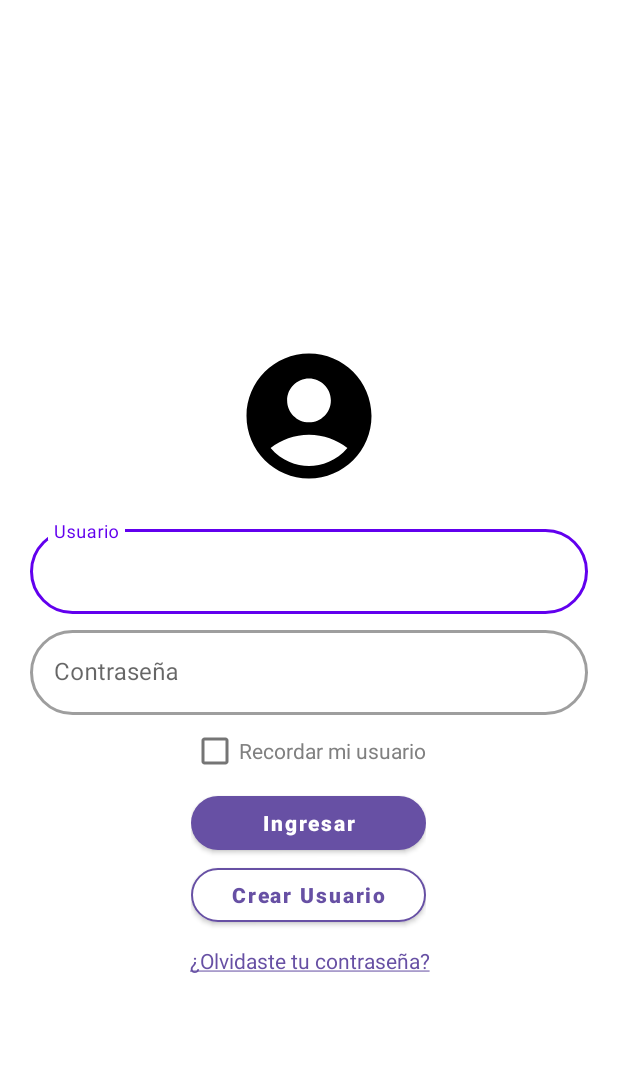
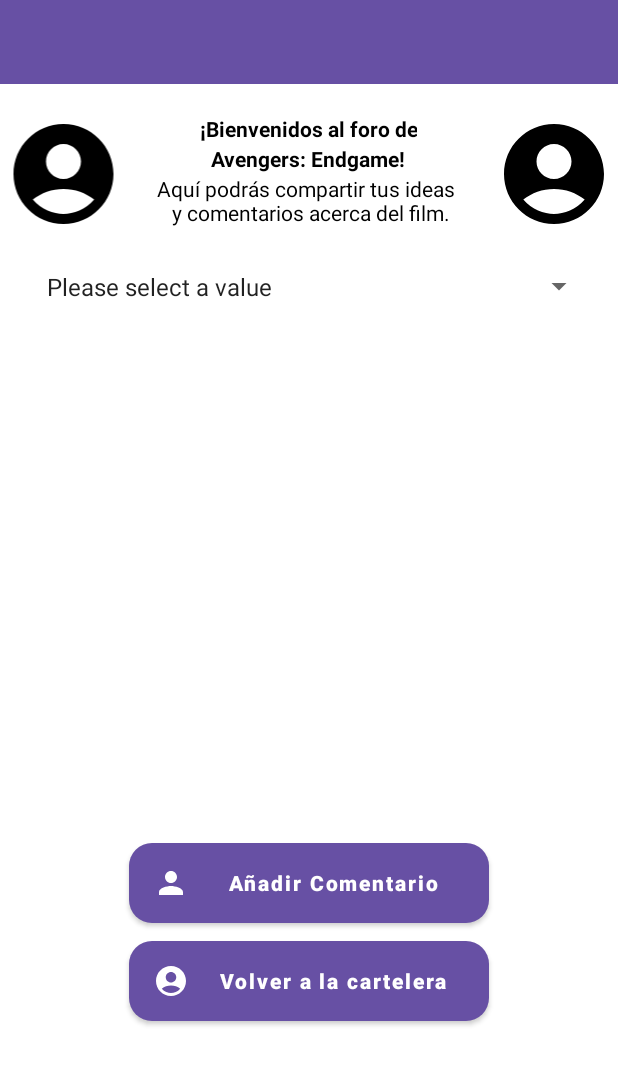
Before and after one commit to HoracioGayoso/KinoApp, an Android app: the screen it shows after launch (MainActivity before the commit, ForoFragment after it), on a phone screen of 412 x 824 dp. Shown: the top 1065 px of the screen. Run offline under Robolectric (Android 15) with nearby library versions, the phone set to English and light mode, and no system bars.

Commit message:
ForoFragment created. Changes in Manifest for testing. Need to be backtracked.

```diff
--- /dev/null
+++ b/app/src/main/java/com/tpintegrador/kinoapp/ForoFragment.java
@@ -0,0 +1,21 @@
+package com.tpintegrador.kinoapp;
+
+import android.os.Bundle;
+import android.widget.ArrayAdapter;
+import android.widget.Spinner;
+
+import androidx.appcompat.app.AppCompatActivity;
+
+public class ForoFragment extends AppCompatActivity {
+    @Override
+    protected void onCreate (Bundle savedInstanceState){
+        super.onCreate(savedInstanceState);
+        setContentView(R.layout.forum);
+
+        Spinner mSpinner = (Spinner) findViewById(R.id.spinner);
+        ArrayAdapter<String> myAdapter = new ArrayAdapter<String>(ForoFragment.this,
+                android.R.layout.simple_list_item_1, getResources().getStringArray(R.array.Categorias));
+        myAdapter.setDropDownViewResource(android.R.layout.simple_spinner_dropdown_item);
+        mSpinner.setAdapter(myAdapter);
+    }
+}
--- a/app/src/main/res/layout/forum.xml
+++ b/app/src/main/res/layout/forum.xml
@@ -98,11 +98,23 @@
 
 
     </LinearLayout>
+
     <LinearLayout
         android:layout_width="match_parent"
-        android:layout_height="420dp"
+        android:layout_height="70dp"
         android:orientation="vertical">
+        <Spinner
+            android:id="@+id/spinner"
+            android:layout_margin="15dp"
+            android:layout_width="match_parent"
+            android:layout_height="match_parent"
+
+            />
     </LinearLayout>
+    <LinearLayout
+        android:layout_width="match_parent"
+        android:layout_height="330dp"
+        android:orientation="vertical"></LinearLayout>
     <com.google.android.material.button.MaterialButton
         android:id="@+id/aniadirComentario"
         android:layout_width="240dp"
--- a/app/src/main/res/values/strings.xml
+++ b/app/src/main/res/values/strings.xml
@@ -3,4 +3,12 @@
     <string name="user">Usuario</string>
     <string name="pass">Contraseña</string>
     <string name="olvido_contraseña"><a href="https://www.geeksforgeeks.org/">¿Olvidaste tu contraseña?</a></string>
+
+    <string-array name="Categorias">
+        <item>Please select a value</item>
+        <item>Opinion</item>
+        <item>Efectos</item>
+        <item>Queseyo</item>
+        <item>asdas</item>
+    </string-array>
 </resources>
```
Also changed, not shown: app/src/main/AndroidManifest.xml (+13 -0 lines).
